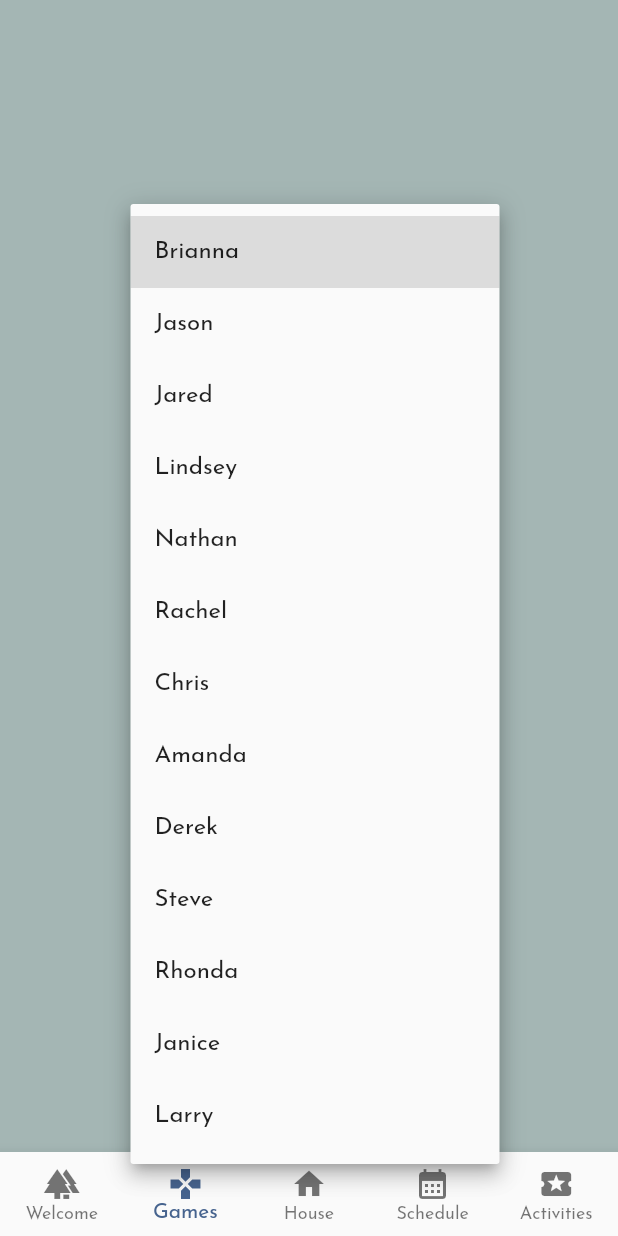
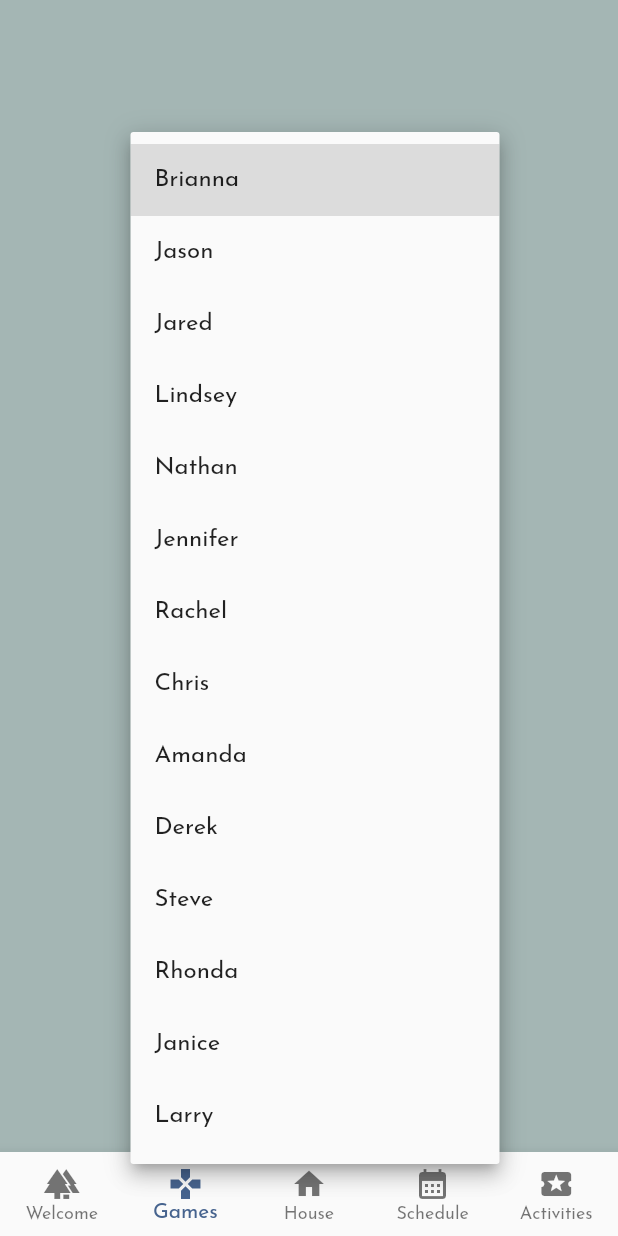
Before and after one commit to jeodell/wedding-bingo, a Flutter app: the Games screen opened by its route, after a tap on the "arrow drop down" icon, on a phone screen of 412 x 824 dp. Run offline on Flutter 3.47's test engine with Material 2 defaults, Android fonts, the phone set to English and light mode, and no system bars; our stand-ins replace auto_route, confetti, lottie, shared_preferences; accounts and stored records are empty.

Commit message:
Adding Jennifer to bingo data

```diff
--- a/lib/data/bingo_data.dart
+++ b/lib/data/bingo_data.dart
@@ -5,6 +5,7 @@
     'Jared',
     'Lindsey',
     'Nathan',
+    'Jennifer',
     'Rachel',
     'Chris',
     'Amanda',
@@ -29,6 +30,7 @@
     <String, String>{
       'nathan': 'Nathan makes a joke about sloppy steaks on steak night'
     },
+    // Jennifer
     // Jason
     <String, String>{'jason': 'Jason has late night chocolate snack'},
     // Brianna
@@ -80,6 +82,7 @@
     'jason': 1,
     'brianna': 1,
     'nathan': 1,
+    'jennifer': 1,
     'jared': 1,
     'lindsey': 1,
     'rachel': 1,
```
